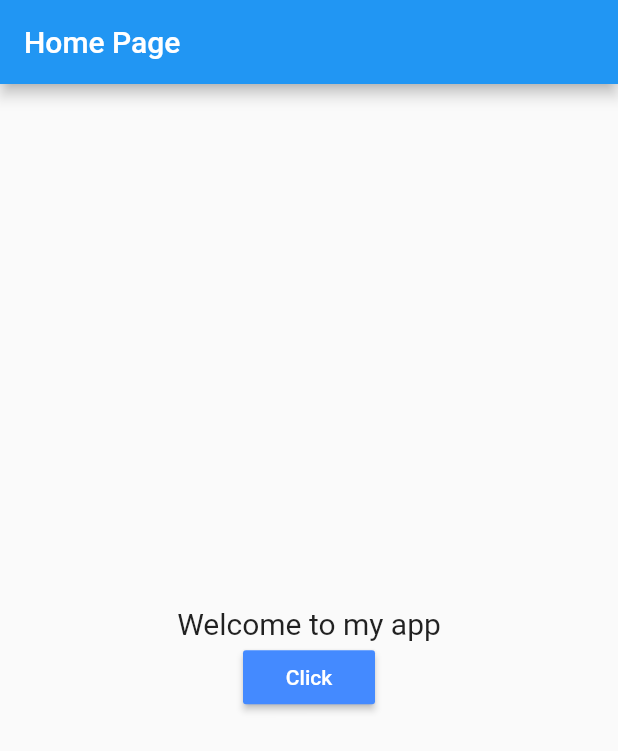
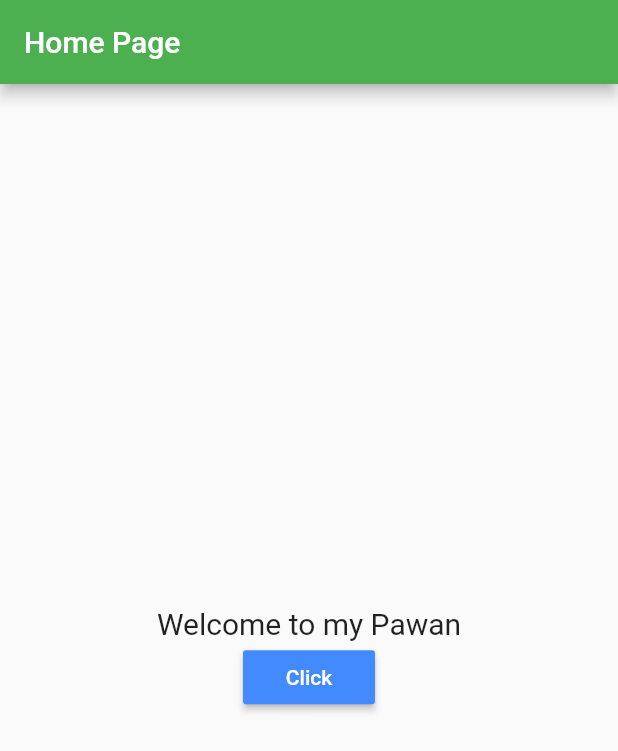
Before and after one commit to PawankumarPK/Flutter-App, a Flutter app: the screen it shows after launch, after a tap on "Click", on a phone screen of 412 x 824 dp. Shown: the top 751 px of the screen. Run offline on Flutter 3.47's test engine with Material 2 defaults, Android fonts, the phone set to English and light mode, and no system bars.

Commit message:
Change theme

```diff
--- a/lib/main.dart
+++ b/lib/main.dart
@@ -11,6 +11,12 @@ class MyApp extends StatelessWidget {
     return new MaterialApp(
       title: "My App",
       home: new HomePage(),
+      theme: new ThemeData(
+        primarySwatch: Colors.green,
+        brightness: Brightness.light,
+        accentColor: Colors.red
+
+      ),
     );
   }
 }
@@ -26,10 +32,9 @@ class _HomePageState extends State<HomePage> {
   void changeText() {
     setState(() {
       if (myText.startsWith("H"))
-        myText = "Welcome to my app";
-      else {
+        myText = "Welcome to my Pawan";
+      else
         myText = "Hello World";
-      }
     });
   }
 
```
